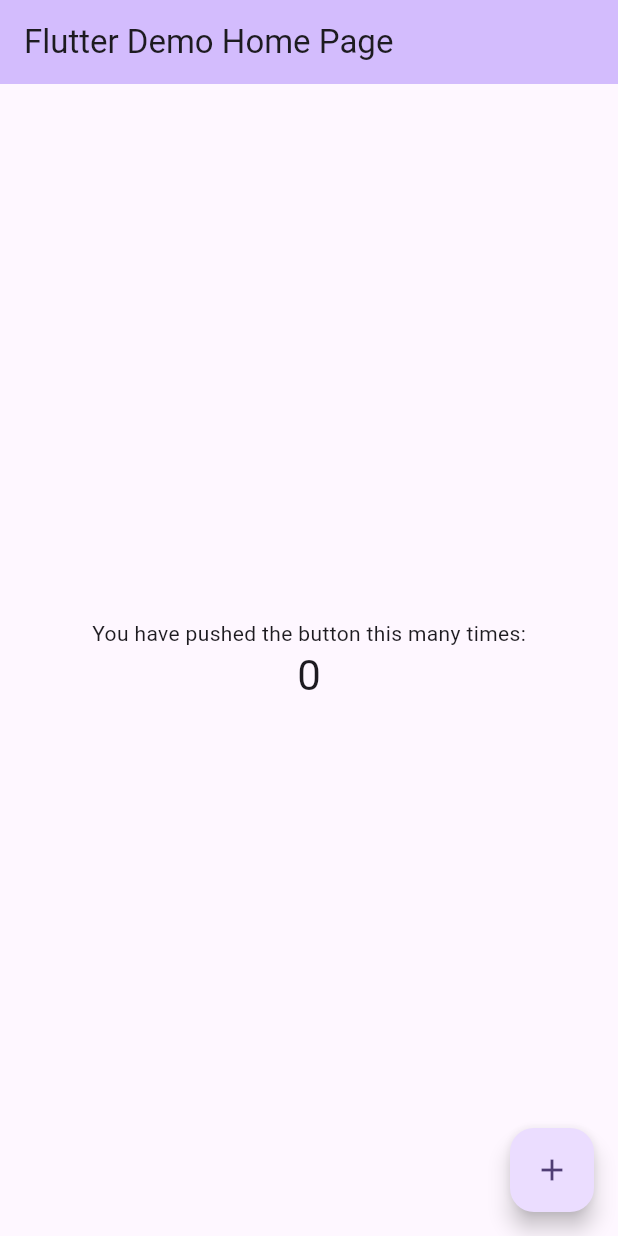
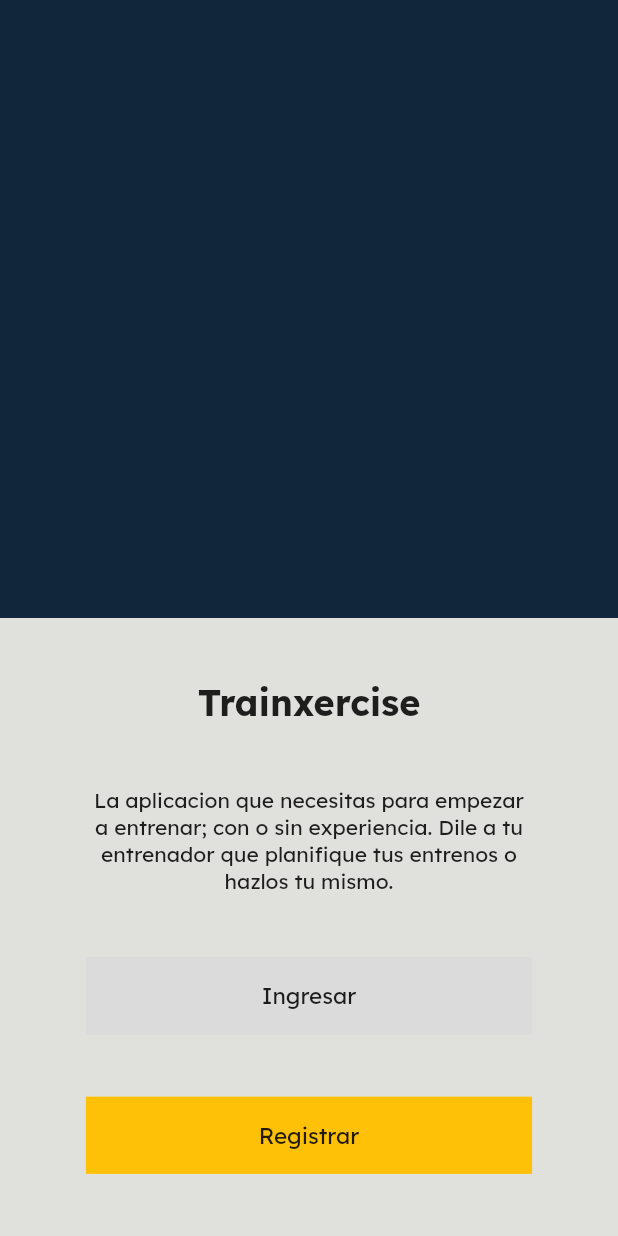
Before and after one commit to nparra-code/trainxercise, a Flutter app: the screen it shows after launch, on a phone screen of 412 x 824 dp. Run offline on Flutter 3.47's test engine with Material 2 defaults, Android fonts, the phone set to English and light mode, and no system bars.

Commit message:
advances intro ui

```diff
--- a/lib/main.dart
+++ b/lib/main.dart
@@ -1,4 +1,5 @@
 import 'package:flutter/material.dart';
+import 'package:trainxercise/ui/screens/introduction_screen.dart';
 
 void main() {
   runApp(const MyApp());
@@ -13,23 +14,11 @@
     return MaterialApp(
       title: 'Flutter Demo',
       theme: ThemeData(
-        // This is the theme of your application.
-        //
-        // TRY THIS: Try running your application with "flutter run". You'll see
-        // the application has a blue toolbar. Then, without quitting the app,
-        // try changing the seedColor in the colorScheme below to Colors.green
-        // and then invoke "hot reload" (save your changes or press the "hot
-        // reload" button in a Flutter-supported IDE, or press "r" if you used
-        // the command line to start the app).
-        //
-        // Notice that the counter didn't reset back to zero; the application
-        // state is not lost during the reload. To reset the state, use hot
-        // restart instead.
-        //
-        // This works for code too, not just values: Most code changes can be
-        // tested with just a hot reload.
-        colorScheme: ColorScheme.fromSeed(seedColor: Colors.deepPurple),
-        useMaterial3: true,
+        fontFamily: 'Lexend',
+        scaffoldBackgroundColor: const Color.fromRGBO(224, 225, 221, 1),
+        colorScheme: ColorScheme.fromSwatch().copyWith(
+          primary: const Color.fromRGBO(17, 38, 59, 1),
+        ),
       ),
       home: const MyHomePage(title: 'Flutter Demo Home Page'),
     );
@@ -38,88 +27,17 @@
 
 class MyHomePage extends StatefulWidget {
   const MyHomePage({super.key, required this.title});
-
-  // This widget is the home page of your application. It is stateful, meaning
-  // that it has a State object (defined below) that contains fields that affect
-  // how it looks.
-
-  // This class is the configuration for the state. It holds the values (in this
-  // case the title) provided by the parent (in this case the App widget) and
-  // used by the build method of the State. Fields in a Widget subclass are
-  // always marked "final".
-
   final String title;
-
   @override
   State<MyHomePage> createState() => _MyHomePageState();
 }
 
 class _MyHomePageState extends State<MyHomePage> {
-  int _counter = 0;
-
-  void _incrementCounter() {
-    setState(() {
-      // This call to setState tells the Flutter framework that something has
-      // changed in this State, which causes it to rerun the build method below
-      // so that the display can reflect the updated values. If we changed
-      // _counter without calling setState(), then the build method would not be
-      // called again, and so nothing would appear to happen.
-      _counter++;
-    });
-  }
 
   @override
   Widget build(BuildContext context) {
-    // This method is rerun every time setState is called, for instance as done
-    // by the _incrementCounter method above.
-    //
-    // The Flutter framework has been optimized to make rerunning build methods
-    // fast, so that you can just rebuild anything that needs updating rather
-    // than having to individually change instances of widgets.
     return Scaffold(
-      appBar: AppBar(
-        // TRY THIS: Try changing the color here to a specific color (to
-        // Colors.amber, perhaps?) and trigger a hot reload to see the AppBar
-        // change color while the other colors stay the same.
-        backgroundColor: Theme.of(context).colorScheme.inversePrimary,
-        // Here we take the value from the MyHomePage object that was created by
-        // the App.build method, and use it to set our appbar title.
-        title: Text(widget.title),
-      ),
-      body: Center(
-        // Center is a layout widget. It takes a single child and positions it
-        // in the middle of the parent.
-        child: Column(
-          // Column is also a layout widget. It takes a list of children and
-          // arranges them vertically. By default, it sizes itself to fit its
-          // children horizontally, and tries to be as tall as its parent.
-          //
-          // Column has various properties to control how it sizes itself and
-          // how it positions its children. Here we use mainAxisAlignment to
-          // center the children vertically; the main axis here is the vertical
-          // axis because Columns are vertical (the cross axis would be
-          // horizontal).
-          //
-          // TRY THIS: Invoke "debug painting" (choose the "Toggle Debug Paint"
-          // action in the IDE, or press "p" in the console), to see the
-          // wireframe for each widget.
-          mainAxisAlignment: MainAxisAlignment.center,
-          children: <Widget>[
-            const Text(
-              'You have pushed the button this many times:',
-            ),
-            Text(
-              '$_counter',
-              style: Theme.of(context).textTheme.headlineMedium,
-            ),
-          ],
-        ),
-      ),
-      floatingActionButton: FloatingActionButton(
-        onPressed: _incrementCounter,
-        tooltip: 'Increment',
-        child: const Icon(Icons.add),
-      ), // This trailing comma makes auto-formatting nicer for build methods.
+      body: IntroductionScreen(),
     );
   }
 }
--- /dev/null
+++ b/lib/ui/screens/introduction_screen.dart
@@ -0,0 +1,45 @@
+import 'package:flutter/material.dart';
+import 'package:trainxercise/ui/widgets/large_button_widget.dart';
+import 'package:trainxercise/ui/widgets/text_widget.dart';
+import 'package:trainxercise/ui/widgets/title_widget.dart';
+
+class IntroductionScreen extends StatefulWidget {
+  const IntroductionScreen({super.key});
+
+  @override
+  State<IntroductionScreen> createState() => _IntroductionScreenState();
+}
+
+class _IntroductionScreenState extends State<IntroductionScreen> {
+
+  @override
+  Widget build(BuildContext context) {
+    double devHeight = MediaQuery.of(context).size.height;
+    double devWidth = MediaQuery.of(context).size.width;
+    return Column(
+      children: [
+        Container(
+          height: devHeight * 0.5,
+          color: Theme.of(context).colorScheme.primary,
+        ),
+        Expanded(
+          child: Container(
+            alignment: Alignment.center,
+            child: SizedBox(
+              width: devWidth * 0.722,
+              child: Column(
+                mainAxisAlignment: MainAxisAlignment.spaceEvenly,
+                children: [
+                  TitleWidget(title: 'Trainxercise'),
+                  TextWidget(text: 'La aplicacion que necesitas para empezar a entrenar; con o sin experiencia. Dile a tu entrenador que planifique tus entrenos o hazlos tu mismo.', textAlign: TextAlign.center,),
+                  LargeButtonWidget(title: 'Ingresar', buttonColor: Color.fromRGBO(217, 217, 217, 0.8)),
+                  LargeButtonWidget(title: 'Registrar', buttonColor: Colors.amber)
+                ],
+              ),
+            ),
+          ),
+        )
+      ],
+    );
+  }
+}
--- /dev/null
+++ b/lib/ui/widgets/large_button_widget.dart
@@ -0,0 +1,33 @@
+import 'package:flutter/material.dart';
+import 'package:trainxercise/ui/widgets/subtitle_widget.dart';
+
+class LargeButtonWidget extends StatefulWidget {
+  String title = "";
+  Function()? toDo = () {};
+  Color? buttonColor;
+
+  LargeButtonWidget(
+      {super.key, required this.title, this.toDo, this.buttonColor});
+
+  @override
+  State<LargeButtonWidget> createState() => _LargeButtonWidgetState();
+}
+
+class _LargeButtonWidgetState extends State<LargeButtonWidget> {
+  @override
+  Widget build(BuildContext context) {
+    double devHeight = MediaQuery.of(context).size.height;
+    double devWidth = MediaQuery.of(context).size.width;
+    return Container(
+      width: devWidth * 0.8333,
+      height: devHeight * 0.0625,
+      child: Material(
+        color: widget.buttonColor,
+        child: InkWell(
+            child: Center(child: SubtitleWidget(subtitle: widget.title)),
+            onTap: widget.toDo,
+            borderRadius: BorderRadius.all(Radius.circular(15))),
+      ),
+    );
+  }
+}
--- /dev/null
+++ b/lib/ui/widgets/subtitle_widget.dart
@@ -0,0 +1,15 @@
+import 'package:flutter/material.dart';
+
+class SubtitleWidget extends StatelessWidget {
+  String subtitle = "";
+
+  SubtitleWidget({super.key, required this.subtitle});
+
+  @override
+  Widget build(BuildContext context) {
+    return Text(
+      subtitle,
+      style: const TextStyle(fontSize: 15, fontWeight: FontWeight.w500),
+    );
+  }
+}
--- /dev/null
+++ b/lib/ui/widgets/text_widget.dart
@@ -0,0 +1,16 @@
+import 'package:flutter/material.dart';
+
+class TextWidget extends StatelessWidget {
+  String text = "";
+  TextAlign textAlign;
+  TextWidget({super.key, required this.text, required this.textAlign});
+
+  @override
+  Widget build(BuildContext context) {
+    return Text(
+      text,
+      textAlign: textAlign,
+      style: const TextStyle(fontSize: 14, ),
+    );;
+  }
+}
--- /dev/null
+++ b/lib/ui/widgets/title_widget.dart
@@ -0,0 +1,15 @@
+import 'package:flutter/material.dart';
+
+class TitleWidget extends StatelessWidget {
+  String title = "";
+
+  TitleWidget({super.key, required this.title});
+
+  @override
+  Widget build(BuildContext context) {
+    return Text(
+      title,
+      style: const TextStyle(fontSize: 24, fontWeight: FontWeight.w800),
+    );
+  }
+}
```
Also changed, not shown: pubspec.yaml (+8 -0 lines), res/font/Lexend/Lexend-Black.ttf (added), res/font/Lexend/Lexend-Bold.ttf (added), res/font/Lexend/Lexend-ExtraBold.ttf (added), res/font/Lexend/Lexend-ExtraLight.ttf (added), res/font/Lexend/Lexend-Light.ttf (added), res/font/Lexend/Lexend-Medium.ttf (added), res/font/Lexend/Lexend-Regular.ttf (added), res/font/Lexend/Lexend-SemiBold.ttf (added), res/font/Lexend/Lexend-Thin.ttf (added).
